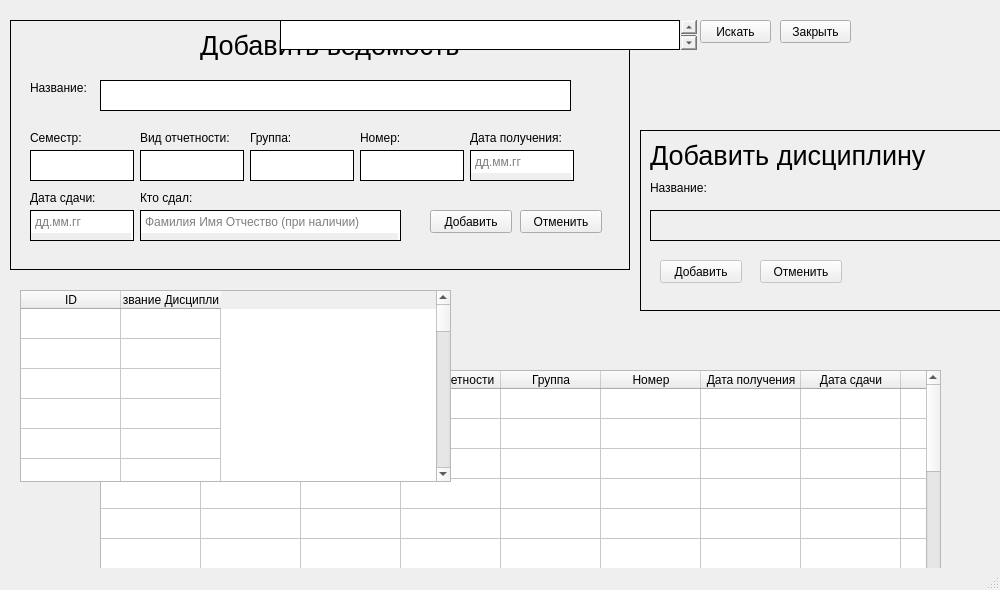
The window that mainwindow.ui (Dead-Valet/StatementBases) describes before a commit, drawn with Qt 5.
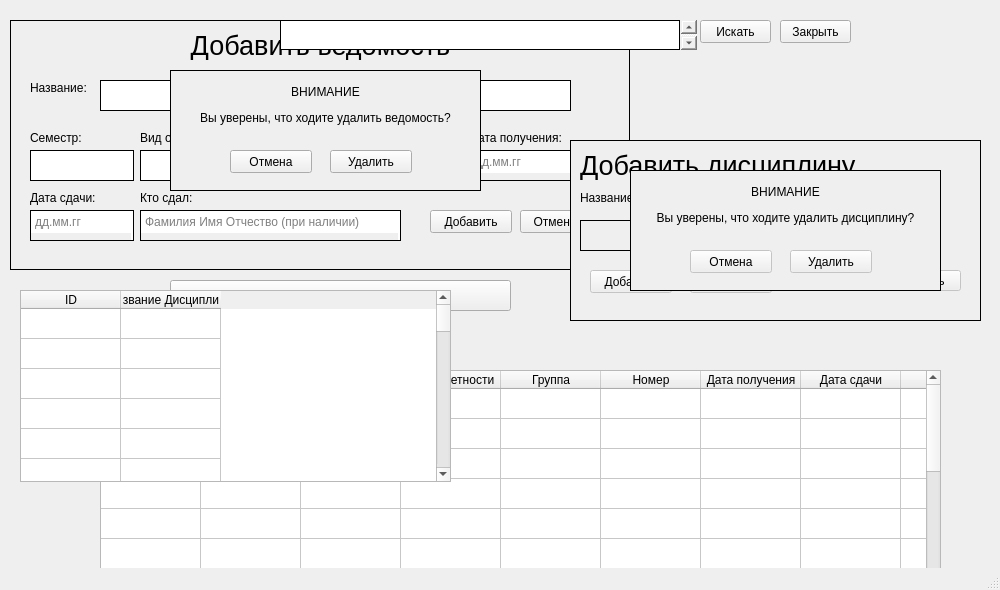
The same window after the commit.

Commit message: added finding and removing elements

The edit to the form file:
```diff
--- a/mainwindow.ui
+++ b/mainwindow.ui
@@ -208,7 +208,7 @@
       <x>10</x>
       <y>20</y>
       <width>620</width>
-      <height>250</height>
+      <height>311</height>
      </rect>
     </property>
     <property name="focusPolicy">
@@ -575,9 +575,9 @@
      <widget class="QLabel" name="label_9">
       <property name="geometry">
        <rect>
-        <x>190</x>
+        <x>100</x>
         <y>10</y>
-        <width>261</width>
+        <width>421</width>
         <height>30</height>
        </rect>
       </property>
@@ -586,8 +586,11 @@
         <pointsize>20</pointsize>
        </font>
       </property>
+      <property name="layoutDirection">
+       <enum>Qt::LayoutDirection::LeftToRight</enum>
+      </property>
       <property name="text">
-       <string>Добавить ведомость</string>
+       <string>&lt;html&gt;&lt;head/&gt;&lt;body&gt;&lt;p align=&quot;center&quot;&gt;Добавить ведомость&lt;/p&gt;&lt;/body&gt;&lt;/html&gt;</string>
       </property>
      </widget>
      <widget class="QPushButton" name="ConfirmAdding">
@@ -616,6 +619,77 @@
        <string>Отменить</string>
       </property>
      </widget>
+     <widget class="QFrame" name="ConfirmFrame">
+      <property name="geometry">
+       <rect>
+        <x>160</x>
+        <y>50</y>
+        <width>311</width>
+        <height>121</height>
+       </rect>
+      </property>
+      <property name="autoFillBackground">
+       <bool>true</bool>
+      </property>
+      <property name="frameShape">
+       <enum>QFrame::Shape::Panel</enum>
+      </property>
+      <property name="frameShadow">
+       <enum>QFrame::Shadow::Plain</enum>
+      </property>
+      <widget class="QLabel" name="label_10">
+       <property name="geometry">
+        <rect>
+         <x>10</x>
+         <y>0</y>
+         <width>291</width>
+         <height>71</height>
+        </rect>
+       </property>
+       <property name="text">
+        <string>&lt;html&gt;&lt;head/&gt;&lt;body&gt;&lt;p align=&quot;center&quot;&gt;ВНИМАНИЕ&lt;/p&gt;&lt;p align=&quot;center&quot;&gt;Вы уверены, что ходите удалить ведомость?&lt;/p&gt;&lt;/body&gt;&lt;/html&gt;</string>
+       </property>
+      </widget>
+      <widget class="QPushButton" name="noDel">
+       <property name="geometry">
+        <rect>
+         <x>60</x>
+         <y>80</y>
+         <width>82</width>
+         <height>23</height>
+        </rect>
+       </property>
+       <property name="text">
+        <string>Отмена</string>
+       </property>
+      </widget>
+      <widget class="QPushButton" name="del">
+       <property name="geometry">
+        <rect>
+         <x>160</x>
+         <y>80</y>
+         <width>82</width>
+         <height>23</height>
+        </rect>
+       </property>
+       <property name="text">
+        <string>Удалить</string>
+       </property>
+      </widget>
+     </widget>
+    </widget>
+    <widget class="QPushButton" name="deleteButton">
+     <property name="geometry">
+      <rect>
+       <x>160</x>
+       <y>260</y>
+       <width>341</width>
+       <height>31</height>
+      </rect>
+     </property>
+     <property name="text">
+      <string>Удалить ведомость</string>
+     </property>
     </widget>
    </widget>
    <widget class="QFrame" name="addDisWid">
@@ -624,9 +698,9 @@
     </property>
     <property name="geometry">
      <rect>
-      <x>640</x>
-      <y>130</y>
-      <width>391</width>
+      <x>570</x>
+      <y>140</y>
+      <width>411</width>
       <height>181</height>
      </rect>
     </property>
@@ -694,7 +768,7 @@
       <rect>
        <x>10</x>
        <y>10</y>
-       <width>281</width>
+       <width>381</width>
        <height>30</height>
       </rect>
      </property>
@@ -733,6 +807,84 @@
       <string>Отменить</string>
      </property>
     </widget>
+    <widget class="QFrame" name="ConfirmFrame_2">
+     <property name="geometry">
+      <rect>
+       <x>60</x>
+       <y>30</y>
+       <width>311</width>
+       <height>121</height>
+      </rect>
+     </property>
+     <property name="autoFillBackground">
+      <bool>true</bool>
+     </property>
+     <property name="frameShape">
+      <enum>QFrame::Shape::Panel</enum>
+     </property>
+     <property name="frameShadow">
+      <enum>QFrame::Shadow::Plain</enum>
+     </property>
+     <widget class="QLabel" name="label_12">
+      <property name="geometry">
+       <rect>
+        <x>10</x>
+        <y>0</y>
+        <width>291</width>
+        <height>71</height>
+       </rect>
+      </property>
+      <property name="text">
+       <string>&lt;html&gt;&lt;head/&gt;&lt;body&gt;&lt;p align=&quot;center&quot;&gt;ВНИМАНИЕ&lt;/p&gt;&lt;p align=&quot;center&quot;&gt;Вы уверены, что ходите удалить дисциплину?&lt;/p&gt;&lt;/body&gt;&lt;/html&gt;</string>
+      </property>
+     </widget>
+     <widget class="QPushButton" name="noDel_2">
+      <property name="geometry">
+       <rect>
+        <x>60</x>
+        <y>80</y>
+        <width>82</width>
+        <height>23</height>
+       </rect>
+      </property>
+      <property name="text">
+       <string>Отмена</string>
+      </property>
+     </widget>
+     <widget class="QPushButton" name="del_2">
+      <property name="geometry">
+       <rect>
+        <x>160</x>
+        <y>80</y>
+        <width>82</width>
+        <height>23</height>
+       </rect>
+      </property>
+      <property name="text">
+       <string>Удалить</string>
+      </property>
+     </widget>
+    </widget>
+    <widget class="QPushButton" name="deleteButton_2">
+     <property name="geometry">
+      <rect>
+       <x>250</x>
+       <y>130</y>
+       <width>141</width>
+       <height>21</height>
+      </rect>
+     </property>
+     <property name="text">
+      <string>Удалить ведомость</string>
+     </property>
+    </widget>
+    <zorder>deleteButton_2</zorder>
+    <zorder>plainTextEdit_9</zorder>
+    <zorder>label_11</zorder>
+    <zorder>label_18</zorder>
+    <zorder>ConfirmAdding_2</zorder>
+    <zorder>CancelAdding_2</zorder>
+    <zorder>ConfirmFrame_2</zorder>
    </widget>
    <widget class="QTableWidget" name="tableDisWidget">
     <property name="geometry">
@@ -925,7 +1077,7 @@
       <string notr="true">border-color: rgb(0, 0, 0);</string>
      </property>
      <property name="maximum">
-      <number>1</number>
+      <number>0</number>
      </property>
      <property name="pageStep">
       <number>1</number>
```
Left out of the diff: 4 changed lines with no effect on the pictures. The commit also changes 2 other files.
